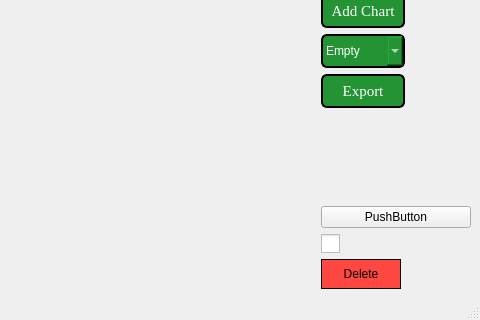
bartspl860/graphdrawer, file graphdrawer/mainwindow.ui: the form before one commit; both pictures show x 320 to 800 and y 180 to 500 of the 800 by 500 pixel window.
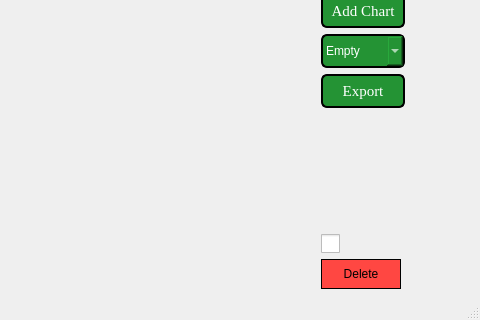
The form after the commit. Icons and pictures are not drawn. Custom widgets are drawn as their Qt base class.

```diff
--- a/graphdrawer/mainwindow.ui
+++ b/graphdrawer/mainwindow.ui
@@ -367,13 +367,6 @@
         </property>
        </spacer>
       </item>
-      <item>
-       <widget class="QPushButton" name="pushButton">
-        <property name="text">
-         <string>PushButton</string>
-        </property>
-       </widget>
-      </item>
       <item>
        <widget class="QCheckBox" name="checkBox">
         <property name="maximumSize">
```
Left out of the diff: 16 changed lines with no effect on the pictures.
